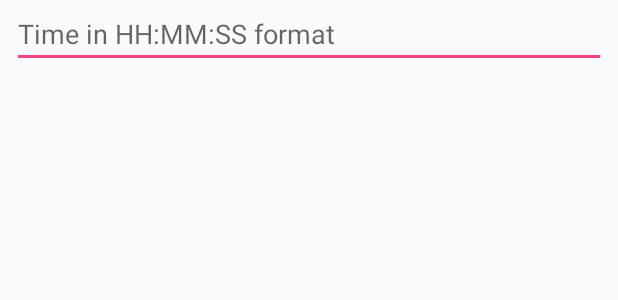
After one commit to panosdim/OilChange, an Android app: the layout add_time.xml on its own in the app's theme, with its tools: preview values and no code run, on a phone screen of 412 x 824 dp. The commit adds this screen. Shown: the top 300 px of the screen. Run offline under Robolectric (Android 15) with nearby library versions, the light colour scheme and no system bars.

Commit message:
Add functionality to Add in Used Time a specific amount of time.

```diff
--- /dev/null
+++ b/app/src/main/res/drawable/ic_add.xml
@@ -0,0 +1,4 @@
+<vector android:height="24dp" android:viewportHeight="24.0"
+    android:viewportWidth="24.0" android:width="24dp" xmlns:android="http://schemas.android.com/apk/res/android">
+    <path android:fillColor="#FFFFFF" android:pathData="M19,13h-6v6h-2v-6H5v-2h6V5h2v6h6v2z"/>
+</vector>
--- /dev/null
+++ b/app/src/main/res/layout/add_time.xml
@@ -0,0 +1,22 @@
+<?xml version="1.0" encoding="utf-8"?>
+<LinearLayout xmlns:android="http://schemas.android.com/apk/res/android"
+    xmlns:app="http://schemas.android.com/apk/res-auto"
+    xmlns:tools="http://schemas.android.com/tools"
+    android:orientation="vertical" android:layout_width="match_parent"
+    android:layout_height="match_parent">
+
+
+    <EditText
+        android:id="@+id/txtAddTime"
+        android:layout_width="match_parent"
+        android:layout_height="wrap_content"
+        android:layout_marginLeft="8dp"
+        android:layout_marginRight="8dp"
+        android:ems="10"
+        android:hint="@string/time_in_hh_mm_ss_format"
+        android:inputType="time"
+        app:layout_constraintLeft_toLeftOf="parent"
+        app:layout_constraintRight_toRightOf="parent"
+        tools:layout_editor_absoluteY="81dp" />
+
+</LinearLayout>
--- a/app/src/main/res/values/strings.xml
+++ b/app/src/main/res/values/strings.xml
@@ -3,4 +3,5 @@
     <string name="time_between_oil_change">Time between oil change</string>
     <string name="time_in_hh_mm_ss_format">Time in HH:MM:SS format</string>
     <string name="used_time">Used Time</string>
+    <string name="add_used_time">Add Used Time</string>
 </resources>
```
Also changed, not shown: app/src/main/java/com/intracom/padi/oilchange/MainActivity.java (+61 -3 lines), app/src/main/res/layout/activity_main.xml (+16 -4 lines).
